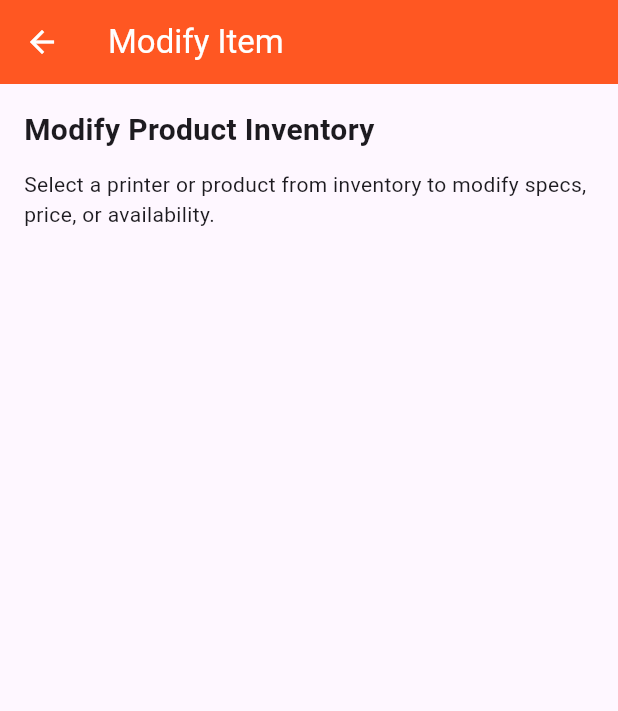
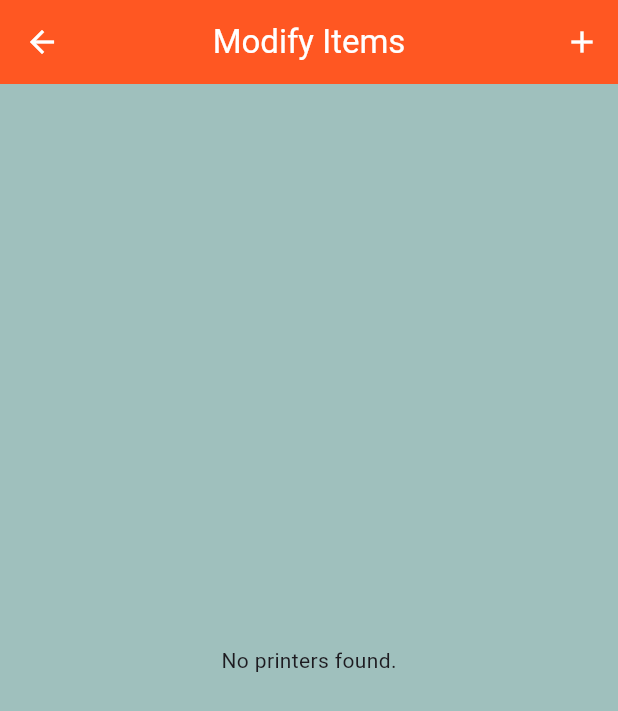
Before and after one commit to isaiahrivera1127-del/print-ish-app, a Flutter app: the ModifyItemPage screen opened directly, on a phone screen of 412 x 824 dp. Shown: the top 711 px of the screen. Run offline on Flutter 3.47's test engine with Material 3 defaults, Android fonts, the phone set to English and light mode, and no system bars; our stand-ins replace google_sign_in, supabase_flutter; accounts and stored records are empty.

Commit message:
Made screen directories and started modify

```diff
--- a/lib/screens/a_dashboard.dart
+++ b/lib/screens/admin_screens/a_dashboard.dart
@@ -1,9 +1,9 @@
 import 'package:flutter/material.dart';
 import 'package:supabase_flutter/supabase_flutter.dart';
-import '../constants/app_spacing.dart';
-import '../constants/colors.dart';
+import '../../constants/app_spacing.dart';
+import '../../constants/colors.dart';
 import 'delete_user_page.dart';
-import 'login_page.dart';
+import '../login_page.dart';
 import 'lookup_order_page.dart';
 import 'modify_item_page.dart';
 
--- /dev/null
+++ b/lib/screens/admin_screens/modify_item_page.dart
@@ -0,0 +1,109 @@
+import 'package:flutter/material.dart';
+
+import '../../constants/colors.dart';
+import '../../constants/app_spacing.dart';
+import '../../models/printer.dart';
+import '../../services/printer_service.dart';
+
+class ModifyItemPage extends StatefulWidget {
+  const ModifyItemPage({super.key});
+
+  @override
+  State<ModifyItemPage> createState() => _ModifyItemPageState();
+}
+
+class _ModifyItemPageState extends State<ModifyItemPage> {
+  late Future<List<Printer>> printersFuture;
+
+  @override
+  void initState() {
+    super.initState();
+    printersFuture = PrinterService().getPrinters();
+  }
+
+  @override
+  Widget build(BuildContext context) {
+    return Scaffold(
+      backgroundColor: AppColors.background,
+      appBar: AppBar(
+        title: const Text('Modify Items'),
+        centerTitle: true,
+        backgroundColor: AppColors.admin,
+        foregroundColor: AppColors.textWhite,
+        actions: [
+          IconButton(
+            onPressed: () {
+              // Add printer functionality will go here.
+            },
+            icon: const Icon(Icons.add),
+            tooltip: 'Add Printer',
+          ),
+        ],
+      ),
+      body: Padding(
+        padding: const EdgeInsets.all(AppSpacing.medium),
+        child: FutureBuilder<List<Printer>>(
+          future: printersFuture,
+          builder: (context, snapshot) {
+            if (snapshot.connectionState == ConnectionState.waiting) {
+              return const Center(
+                child: CircularProgressIndicator(),
+              );
+            }
+
+            if (snapshot.hasError) {
+              return const Center(
+                child: Text(
+                  'Unable to load printers. Please try again later.',
+                  style: TextStyle(color: AppColors.textBlack),
+                ),
+              );
+            }
+
+            final printers = snapshot.data ?? [];
+
+            if (printers.isEmpty) {
+              return const Center(
+                child: Text('No printers found.'),
+              );
+            }
+
+            return ListView.builder(
+              itemCount: printers.length,
+              itemBuilder: (context, index) {
+                final printer = printers[index];
+
+                return Card(
+                  child: ListTile(
+                    leading: const Icon(Icons.print),
+                    title: Text('${printer.brand} ${printer.model}'),
+                    subtitle: Text(
+                      '${printer.category}\n${printer.specs}',
+                    ),
+                    isThreeLine: true,
+                    trailing: Row(
+                      mainAxisSize: MainAxisSize.min,
+                      children: [
+                        Text(
+                          '\$${printer.price.toStringAsFixed(2)}',
+                        ),
+                        IconButton(
+                          onPressed: () {
+                            // Delete functionality will go here.
+                          },
+                          icon: const Icon(Icons.delete),
+                          color: Colors.red,
+                          tooltip: 'Delete Printer',
+                        ),
+                      ],
+                    ),
+                  ),
+                );
+              },
+            );
+          },
+        ),
+      ),
+    );
+  }
+}
--- a/lib/screens/checkout_page.dart
+++ b/lib/screens/customer_screens/checkout_page.dart
@@ -1,6 +1,6 @@
 import 'package:flutter/material.dart';
 import 'package:supabase_flutter/supabase_flutter.dart';
-import '../models/cart.dart';
+import '../../models/cart.dart';
 
 class CheckoutPage extends StatefulWidget {
   final ShopCart cart;
--- a/lib/screens/shopping_cart.dart
+++ b/lib/screens/customer_screens/shopping_cart.dart
@@ -1,6 +1,6 @@
 import 'package:flutter/material.dart';
 import 'checkout_page.dart';
-import '../models/cart.dart';
+import '../../models/cart.dart';
 
 class ShoppingCartPage extends StatefulWidget {
   final ShopCart cart;
--- a/lib/screens/dashboard.dart
+++ b/lib/screens/dashboard.dart
@@ -4,10 +4,10 @@ import '../constants/colors.dart';
 import '../constants/app_spacing.dart';
 import '../models/printer.dart';
 import '../services/printer_service.dart';
-import 'printer_details.dart';
+import 'customer_screens/printer_details.dart';
 import 'login_page.dart';
 import '../models/cart.dart';
-import 'shopping_cart.dart';
+import 'customer_screens/shopping_cart.dart';
 
 class Dashboard extends StatefulWidget {
   const Dashboard({super.key});
--- a/lib/screens/login_page.dart
+++ b/lib/screens/login_page.dart
@@ -5,7 +5,7 @@ import 'package:google_sign_in/google_sign_in.dart';
 import 'package:print_ish_app/constants/colors.dart';
 import 'package:supabase_flutter/supabase_flutter.dart';
 import 'dashboard.dart';
-import 'a_dashboard.dart';
+import 'admin_screens/a_dashboard.dart';
 
 class LoginPage extends StatefulWidget {
   const LoginPage({super.key});
--- a/lib/screens/modify_item_page.dart
+++ /dev/null
@@ -1,30 +0,0 @@
-import 'package:flutter/material.dart';
-
-class ModifyItemPage extends StatelessWidget {
-  const ModifyItemPage({super.key});
-
-  @override
-  Widget build(BuildContext context) {
-    return Scaffold(
-      appBar: AppBar(
-        title: const Text('Modify Item'),
-        backgroundColor: Colors.deepOrange,
-        foregroundColor: Colors.white,
-      ),
-      body: const Padding(
-        padding: EdgeInsets.all(16.0),
-        child: Column(
-          crossAxisAlignment: CrossAxisAlignment.start,
-          children: [
-            Text(
-              'Modify Product Inventory',
-              style: TextStyle(fontSize: 20, fontWeight: FontWeight.bold),
-            ),
-            SizedBox(height: 12),
-            Text('Select a printer or product from inventory to modify specs, price, or availability.'),
-          ],
-        ),
-      ),
-    );
-  }
-}
```
Also changed, not shown: lib/screens/admin_screens/add_printer_page.dart (added, +52 -0 lines), lib/screens/admin_screens/delete_user_page.dart (renamed from lib/screens/lookup_order_page.dart, +126 -98 lines), lib/screens/admin_screens/lookup_order_page.dart (renamed from lib/screens/delete_user_page.dart, +98 -126 lines), lib/screens/customer_screens/printer_details.dart (renamed from lib/screens/printer_details.dart, +6 -6 lines), lib/services/printer_service.dart (+28 -0 lines), 1 other file.
